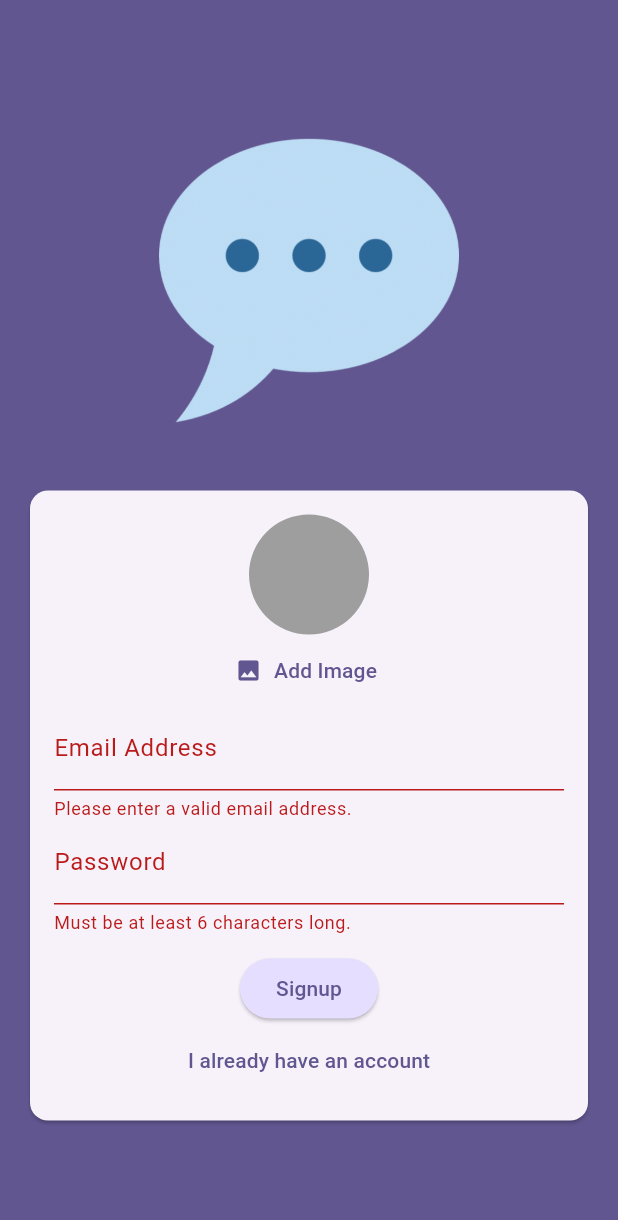
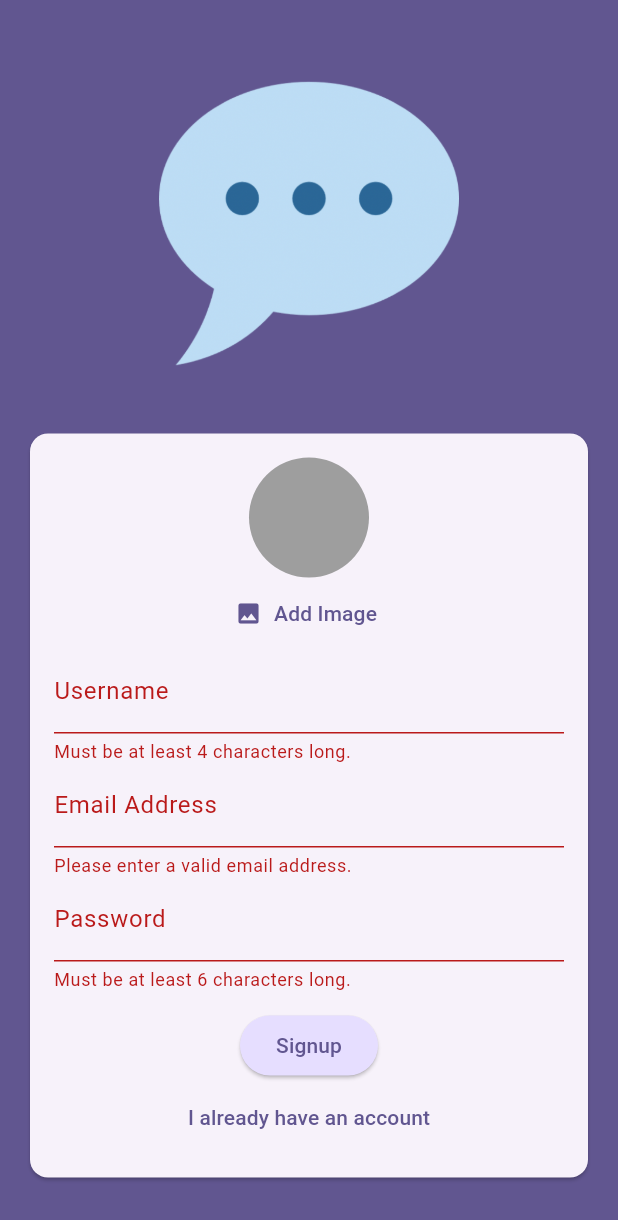
Before and after one commit to eacardenase/flutter-chat-with-me, a Flutter app: the screen it shows after launch, after a tap on "Login", after a tap on "Create an account", after a tap on "Signup", on a phone screen of 412 x 824 dp. Shown: the top 1220 px of the screen. Run offline on Flutter 3.47's test engine with Material 3 defaults, Android fonts, the phone set to English and light mode, and no system bars; our stand-ins replace cloud_firestore, firebase_auth, firebase_core, firebase_storage, image_picker; accounts and stored records are empty; generated files the repository leaves out were written again.

Commit message:
feat: add and store username on firestore

```diff
--- a/lib/screens/auth_screen.dart
+++ b/lib/screens/auth_screen.dart
@@ -2,6 +2,7 @@ import 'dart:io';
 
 import 'package:flutter/material.dart';
 
+import 'package:cloud_firestore/cloud_firestore.dart';
 import 'package:firebase_auth/firebase_auth.dart';
 import 'package:firebase_storage/firebase_storage.dart';
 
@@ -20,6 +21,7 @@ class _AuthScreenState extends State<AuthScreen> {
   final _formKey = GlobalKey<FormState>();
   var _isLogin = true;
   var _isAuthenticating = false;
+  var _enteredUsername = '';
   var _enteredEmail = '';
   var _enteredPassword = '';
   File? _selectedImage;
@@ -52,36 +54,44 @@ class _AuthScreenState extends State<AuthScreen> {
     formState.save();
 
     try {
+      setState(() {
+        _isAuthenticating = true;
+      });
+
       if (_isLogin) {
         final userCredentials = await _firebase.signInWithEmailAndPassword(
           email: _enteredEmail,
           password: _enteredPassword,
         );
       } else {
-        setState(() {
-          _isAuthenticating = true;
-        });
-
         final userCredentials = await _firebase.createUserWithEmailAndPassword(
           email: _enteredEmail,
           password: _enteredPassword,
         );
+        final userUid = userCredentials.user!.uid;
 
         final storageRef = FirebaseStorage.instance
             .ref()
             .child('user_images')
-            .child('${userCredentials.user!.uid}.jpg');
+            .child('$userUid.jpg');
 
         await storageRef.putFile(_selectedImage!);
         final imageUrl = await storageRef.getDownloadURL();
 
-        // setState(() {
-        //   _isAuthenticating = false;
-        // });
-        print(imageUrl);
+        await FirebaseFirestore.instance.collection('users').doc(userUid).set(
+          {
+            'username': _enteredUsername,
+            'email': _enteredEmail,
+            'image_url': imageUrl,
+          },
+        );
       }
 
       formState.reset();
+
+      setState(() {
+        _isAuthenticating = false;
+      });
     } on FirebaseAuthException catch (error) {
       if (!mounted) return;
 
@@ -137,6 +147,25 @@ class _AuthScreenState extends State<AuthScreen> {
                             UserImagePicker(
                               onPickImage: _selectImage,
                             ),
+                          if (!_isLogin)
+                            TextFormField(
+                              decoration: const InputDecoration(
+                                label: Text('Username'),
+                              ),
+                              enableSuggestions: false,
+                              validator: (value) {
+                                if (value == null ||
+                                    value.trim().isEmpty ||
+                                    value.trim().length < 4) {
+                                  return 'Must be at least 4 characters long.';
+                                }
+
+                                return null;
+                              },
+                              onSaved: (newValue) {
+                                _enteredUsername = newValue!;
+                              },
+                            ),
                           TextFormField(
                             decoration: const InputDecoration(
                               label: Text('Email Address'),
@@ -163,7 +192,9 @@ class _AuthScreenState extends State<AuthScreen> {
                             ),
                             obscureText: true,
                             validator: (value) {
-                              if (value == null || value.trim().length < 6) {
+                              if (value == null ||
+                                  value.trim().isEmpty ||
+                                  value.trim().length < 6) {
                                 return 'Must be at least 6 characters long.';
                               }
 
--- a/pubspec.yaml
+++ b/pubspec.yaml
@@ -38,6 +38,7 @@ dependencies:
   firebase_core: ^2.25.4
   firebase_storage: ^11.6.6
   image_picker: ^1.0.7
+  cloud_firestore: ^4.15.5
 
 dev_dependencies:
   flutter_test:
```
Also changed, not shown: pubspec.lock, 4 other files.
